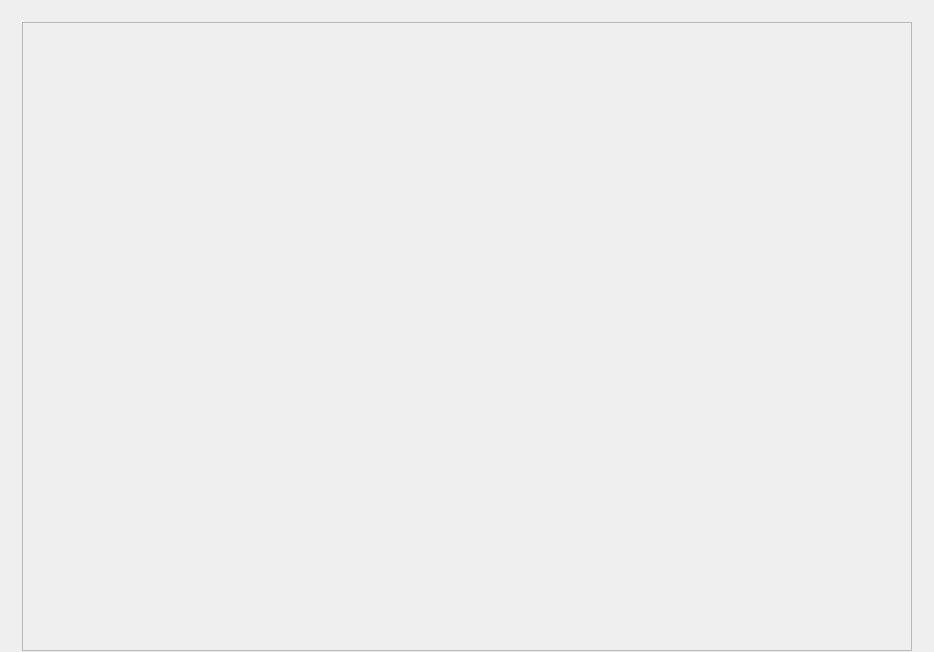
First picture: the form in Code/Mantid/Vates/VatesSimpleGui/ViewWidgets/inc/MantidVatesSimpleGuiViewWidgets/MultisliceView.ui, repository mantidproject/mantid, before the edit.
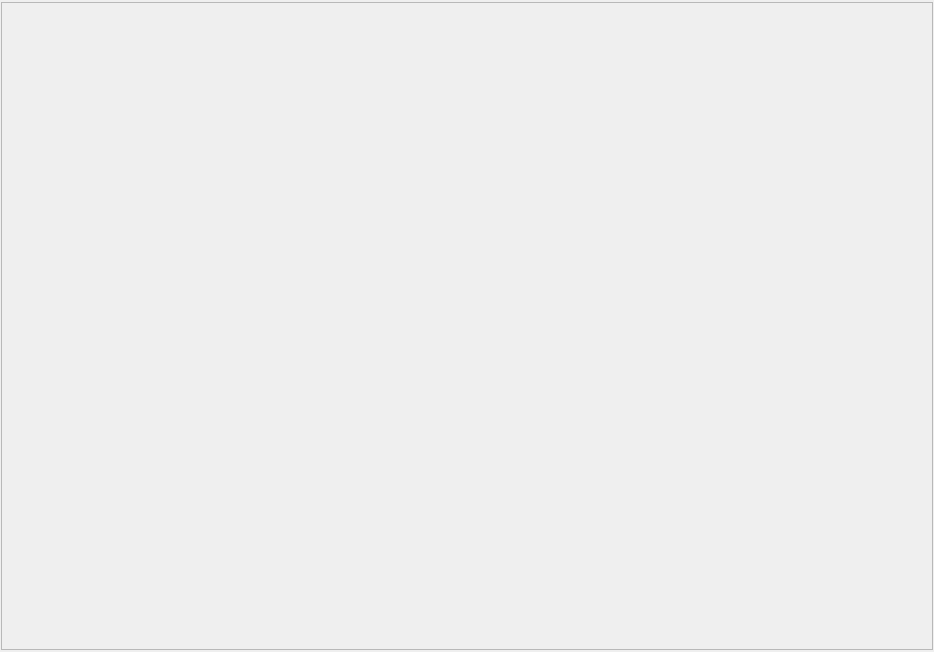
Second picture: the form after the edit. Custom widgets are drawn as their Qt base class.

Commit message: Refs #4301. Returning scale bars to view size.

```diff
--- a/Code/Mantid/Vates/VatesSimpleGui/ViewWidgets/inc/MantidVatesSimpleGuiViewWidgets/MultisliceView.ui
+++ b/Code/Mantid/Vates/VatesSimpleGui/ViewWidgets/inc/MantidVatesSimpleGuiViewWidgets/MultisliceView.ui
@@ -19,30 +19,26 @@
   <property name="windowTitle">
    <string>MultiSliceView</string>
   </property>
-  <layout class="QGridLayout" name="gridLayout" rowstretch="0,1,1,1" columnstretch="0,1,1,1,0">
+  <layout class="QGridLayout" name="gridLayout" rowstretch="0,1" columnstretch="0,1,0" rowminimumheight="1,0" columnminimumwidth="1,0,1">
    <property name="sizeConstraint">
     <enum>QLayout::SetNoConstraint</enum>
    </property>
-   <property name="margin">
+   <property name="leftMargin">
+    <number>0</number>
+   </property>
+   <property name="topMargin">
     <number>1</number>
    </property>
+   <property name="rightMargin">
+    <number>0</number>
+   </property>
+   <property name="bottomMargin">
+    <number>2</number>
+   </property>
    <property name="spacing">
-    <number>1</number>
+    <number>0</number>
    </property>
    <item row="0" column="1">
-    <spacer name="horizontalSpacer">
-     <property name="orientation">
-      <enum>Qt::Horizontal</enum>
-     </property>
-     <property name="sizeHint" stdset="0">
-      <size>
-       <width>291</width>
-       <height>20</height>
-      </size>
-     </property>
-    </spacer>
-   </item>
-   <item row="0" column="2">
     <widget class="Mantid::Vates::SimpleGui::AxisInteractor" name="yAxisWidget" native="true">
      <property name="sizePolicy">
       <sizepolicy hsizetype="Preferred" vsizetype="Preferred">
@@ -58,33 +54,23 @@
      </property>
     </widget>
    </item>
-   <item row="0" column="3">
-    <spacer name="horizontalSpacer_2">
-     <property name="orientation">
-      <enum>Qt::Horizontal</enum>
-     </property>
-     <property name="sizeHint" stdset="0">
-      <size>
-       <width>291</width>
-       <height>20</height>
-      </size>
-     </property>
-    </spacer>
-   </item>
    <item row="1" column="0">
-    <spacer name="verticalSpacer_3">
-     <property name="orientation">
-      <enum>Qt::Vertical</enum>
+    <widget class="Mantid::Vates::SimpleGui::AxisInteractor" name="xAxisWidget" native="true">
+     <property name="sizePolicy">
+      <sizepolicy hsizetype="Preferred" vsizetype="Preferred">
+       <horstretch>0</horstretch>
+       <verstretch>0</verstretch>
+      </sizepolicy>
      </property>
-     <property name="sizeHint" stdset="0">
+     <property name="minimumSize">
       <size>
-       <width>20</width>
-       <height>205</height>
+       <width>0</width>
+       <height>0</height>
       </size>
      </property>
-    </spacer>
+    </widget>
    </item>
-   <item row="1" column="1" rowspan="3" colspan="3">
+   <item row="1" column="1">
     <widget class="QFrame" name="renderFrame">
      <property name="enabled">
       <bool>true</bool>
@@ -109,36 +95,7 @@
      </property>
     </widget>
    </item>
-   <item row="1" column="4">
-    <spacer name="verticalSpacer">
-     <property name="orientation">
-      <enum>Qt::Vertical</enum>
-     </property>
-     <property name="sizeHint" stdset="0">
-      <size>
-       <width>20</width>
-       <height>205</height>
-      </size>
-     </property>
-    </spacer>
-   </item>
-   <item row="2" column="0">
-    <widget class="Mantid::Vates::SimpleGui::AxisInteractor" name="xAxisWidget" native="true">
-     <property name="sizePolicy">
-      <sizepolicy hsizetype="Preferred" vsizetype="Preferred">
-       <horstretch>0</horstretch>
-       <verstretch>0</verstretch>
-      </sizepolicy>
-     </property>
-     <property name="minimumSize">
-      <size>
-       <width>0</width>
-       <height>0</height>
-      </size>
-     </property>
-    </widget>
-   </item>
-   <item row="2" column="4">
+   <item row="1" column="2">
     <widget class="Mantid::Vates::SimpleGui::AxisInteractor" name="zAxisWidget" native="true">
      <property name="sizePolicy">
       <sizepolicy hsizetype="Preferred" vsizetype="Preferred">
@@ -154,32 +111,6 @@
      </property>
     </widget>
    </item>
-   <item row="3" column="0">
-    <spacer name="verticalSpacer_4">
-     <property name="orientation">
-      <enum>Qt::Vertical</enum>
-     </property>
-     <property name="sizeHint" stdset="0">
-      <size>
-       <width>20</width>
-       <height>205</height>
-      </size>
-     </property>
-    </spacer>
-   </item>
-   <item row="3" column="4">
-    <spacer name="verticalSpacer_2">
-     <property name="orientation">
-      <enum>Qt::Vertical</enum>
-     </property>
-     <property name="sizeHint" stdset="0">
-      <size>
-       <width>20</width>
-       <height>205</height>
-      </size>
-     </property>
-    </spacer>
-   </item>
   </layout>
  </widget>
  <layoutdefault spacing="6" margin="11"/>
```
The commit also changes 1 other file.
